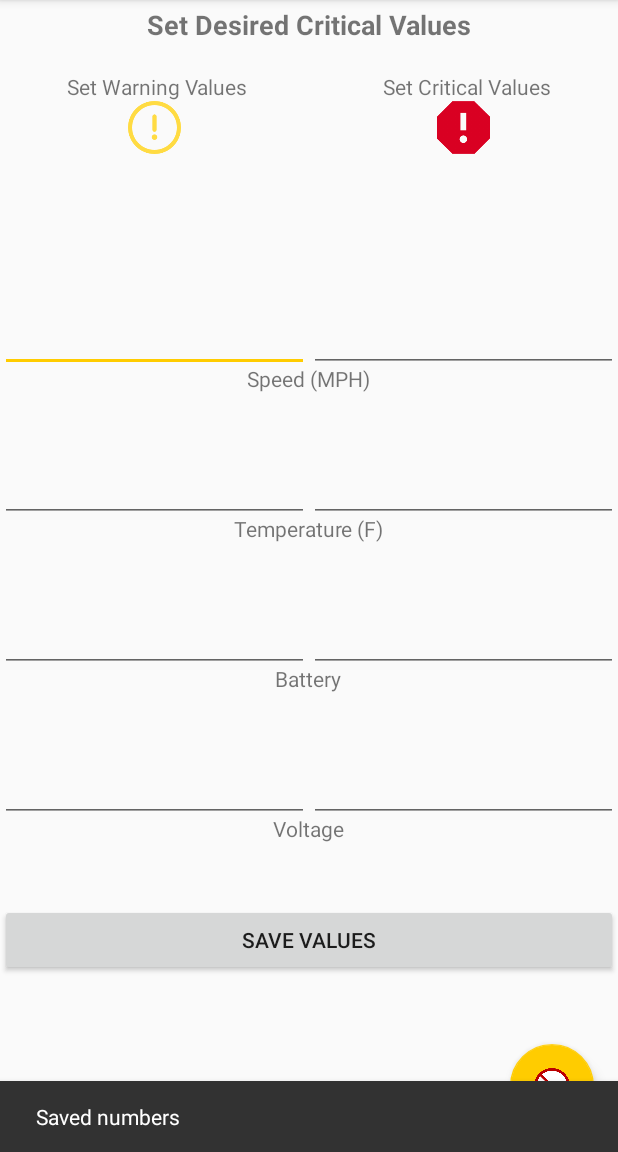
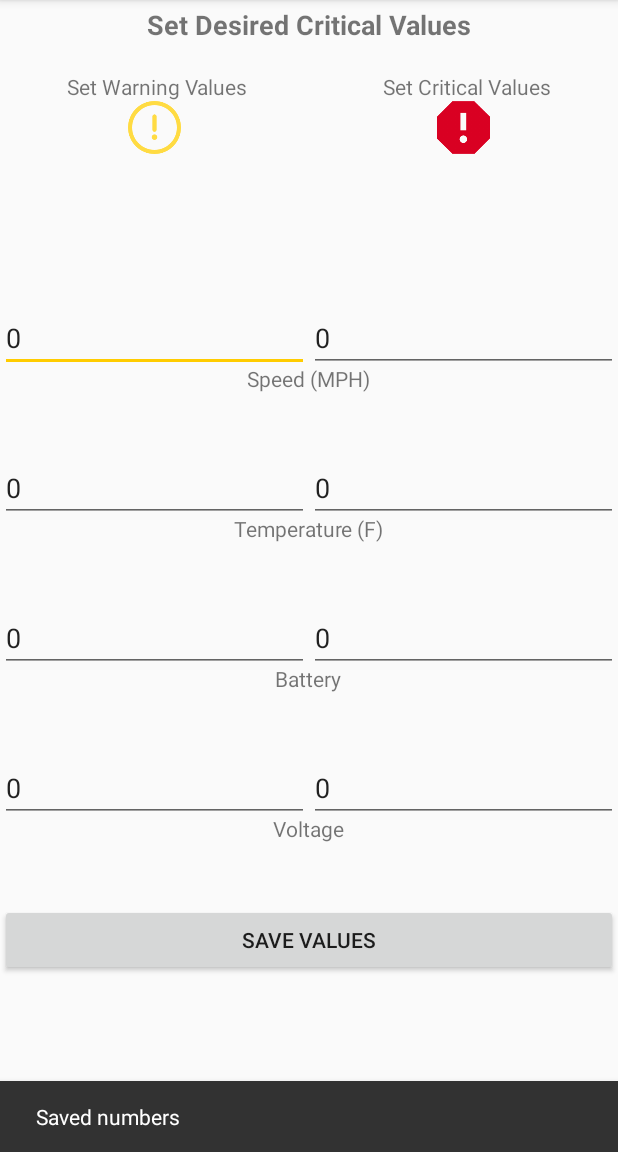
Before and after one commit to kathleenbaert/solardash, an Android app: the fragment CriticalValueFragment placed in its activity, after a tap on "SAVE VALUES", on a phone screen of 412 x 824 dp, the part 84-1236 px from its top. Run offline under Robolectric (Android 15) with nearby library versions, the phone set to English and light mode, and no system bars.

Commit message:
made critical values persistent

```diff
--- a/app/src/main/java/com/example/kathleenbaert/myapplication/BatteryFragment.java
+++ b/app/src/main/java/com/example/kathleenbaert/myapplication/BatteryFragment.java
@@ -25,7 +25,15 @@ public class BatteryFragment extends Fragment {
 
     View myView;
     Handler mHandler;
-    int b1 = 0, b2 = 0, b3 = 0, b4 = 0, b5 = 0, b6 = 0;
+    static CriticalValues cv = new CriticalValues();
+    int b1 = 0;
+    int b2 = 0;
+    int b3 = 0;
+    int b4 = 0;
+    int b5 = 0;
+    int b6 = 0;
+    static int warning;
+    static int critical;
     @Nullable
     @Override
     public View onCreateView(LayoutInflater inflater, @Nullable ViewGroup container, Bundle savedInstanceState) {
@@ -84,5 +92,13 @@ public class BatteryFragment extends Fragment {
 
     };
 
+    public static void generateImages(){
+        warning = cv.getBatteryWarning();
+        critical = cv.getBatteryCritical();
+
+
+
+    }
+
 
 }
--- a/app/src/main/java/com/example/kathleenbaert/myapplication/CriticalValueFragment.java
+++ b/app/src/main/java/com/example/kathleenbaert/myapplication/CriticalValueFragment.java
@@ -3,7 +3,9 @@ package com.example.kathleenbaert.myapplication;
 import android.app.AlertDialog;
 import android.app.Fragment;
 import android.content.Context;
+import android.content.SharedPreferences;
 import android.os.Bundle;
+import android.preference.PreferenceManager;
 import android.support.annotation.Nullable;
 import android.support.design.widget.Snackbar;
 import android.support.v4.widget.DrawerLayout;
@@ -22,6 +24,8 @@ import android.widget.TextView;
 public class CriticalValueFragment extends Fragment {
     private final String TAG = "CriticalValueFragment";
     View myView;
+    EditText editText;
+    Context context;
     CriticalValues cv = new CriticalValues();
 
     private DrawerLayout drawerLayout;
@@ -30,6 +34,8 @@ public class CriticalValueFragment extends Fragment {
     @Override
     public View onCreateView(LayoutInflater inflater, @Nullable ViewGroup container, Bundle savedInstanceState) {
         myView = inflater.inflate( R.layout.critical_values_dash, container, false );
+        context = myView.getContext();
+        loadSavedPreferences();
         textViews();
         return myView;
 
@@ -41,25 +47,82 @@ public class CriticalValueFragment extends Fragment {
 
     }
 
+    private void savePreferences(String key, String value) {
+        SharedPreferences sharedPreferences = PreferenceManager.getDefaultSharedPreferences( context );
+        SharedPreferences.Editor editor = sharedPreferences.edit();
+        editor.putString( key, value );
+        editor.commit();
+    }
+
+    private void loadSavedPreferences() {
+        SharedPreferences sharedPreferences = PreferenceManager.getDefaultSharedPreferences( context );
+        editText = myView.findViewById( R.id.speed_warning );
+        String value = sharedPreferences.getString( "speedWarning", "0" );
+        editText.setText( value );
+
+        editText = myView.findViewById( R.id.speed_critical );
+        value = sharedPreferences.getString( "speedCritical", "0" );
+        editText.setText( value );
+
+        editText = myView.findViewById( R.id.temp_warning );
+        value = sharedPreferences.getString( "tempWarning", "0" );
+        editText.setText( value );
+
+        editText = myView.findViewById( R.id.temp_critical );
+        value = sharedPreferences.getString( "tempCritical", "0" );
+        editText.setText( value );
+
+        editText = myView.findViewById( R.id.battery_warning );
+        value = sharedPreferences.getString( "batteryWarning", "0" );
+        editText.setText( value );
+
+        editText = myView.findViewById( R.id.battery_critical );
+        value = sharedPreferences.getString( "batteryCritical", "0" );
+        editText.setText( value );
+
+        editText = myView.findViewById( R.id.voltage_warning );
+        value = sharedPreferences.getString( "voltageWarning", "0" );
+        editText.setText( value );
+
+        editText = myView.findViewById( R.id.voltage_critical );
+        value = sharedPreferences.getString( "voltageCritical", "0" );
+        editText.setText( value );
+    }
+
 
     private Button.OnClickListener get_edit_view_button_listener = new Button.OnClickListener() {
         public void onClick(View v) {
-            EditText editText = myView.findViewById( R.id.speed_warning );
-            cv.setSpeedWarning(Integer.parseInt(editText.getText().toString()));
+            editText = myView.findViewById( R.id.speed_warning );
+            cv.setSpeedWarning( Integer.parseInt( editText.getText().toString() ) );
+            savePreferences( "speedWarning", editText.getText().toString() );
+
             editText = myView.findViewById( R.id.speed_critical );
-            cv.setSpeedCritical(Integer.parseInt(editText.getText().toString()));
+            cv.setSpeedCritical( Integer.parseInt( editText.getText().toString() ) );
+            savePreferences( "speedCritical", editText.getText().toString() );
+
             editText = myView.findViewById( R.id.temp_warning );
-            cv.setTempWarning(Integer.parseInt(editText.getText().toString()));
+            cv.setTempWarning( Integer.parseInt( editText.getText().toString() ) );
+            savePreferences( "tempWarning", editText.getText().toString() );
+
             editText = myView.findViewById( R.id.temp_critical );
-            cv.setTempCritical(Integer.parseInt(editText.getText().toString()));
+            cv.setTempCritical( Integer.parseInt( editText.getText().toString() ) );
+            savePreferences( "tempCritical", editText.getText().toString() );
+
             editText = myView.findViewById( R.id.battery_warning );
-            cv.setBatteryWarning(Integer.parseInt(editText.getText().toString()));
+            cv.setBatteryWarning( Integer.parseInt( editText.getText().toString() ) );
+            savePreferences( "batteryWarning", editText.getText().toString() );
+
             editText = myView.findViewById( R.id.battery_critical );
-            cv.setBatteryCritical(Integer.parseInt(editText.getText().toString()));
+            cv.setBatteryCritical( Integer.parseInt( editText.getText().toString() ) );
+            savePreferences( "batteryCritical", editText.getText().toString() );
+
             editText = myView.findViewById( R.id.voltage_warning );
-            cv.setVoltageWarning(Integer.parseInt(editText.getText().toString()));
+            cv.setVoltageWarning( Integer.parseInt( editText.getText().toString() ) );
+            savePreferences( "voltageWarning", editText.getText().toString() );
+
             editText = myView.findViewById( R.id.voltage_critical );
-            cv.setVoltageCritical(Integer.parseInt(editText.getText().toString()));
+            cv.setVoltageCritical( Integer.parseInt( editText.getText().toString() ) );
+            savePreferences( "voltageCritical", editText.getText().toString() );
 
             //works!
             //System.out.println(cv.toString());
--- a/app/src/main/java/com/example/kathleenbaert/myapplication/MainActivity.java
+++ b/app/src/main/java/com/example/kathleenbaert/myapplication/MainActivity.java
@@ -32,7 +32,7 @@ public class MainActivity extends AppCompatActivity
         setContentView( R.layout.activity_main );
         Toolbar toolbar = (Toolbar) findViewById( R.id.toolbar );
         setSupportActionBar( toolbar );
-
+/*
         FloatingActionButton fab = (FloatingActionButton) findViewById( R.id.fab );
         fab.setOnClickListener( new View.OnClickListener() {
             @Override
@@ -41,6 +41,7 @@ public class MainActivity extends AppCompatActivity
                         .setAction( "Action", null ).show();
             }
         } );
+        */
 
         DrawerLayout drawer = (DrawerLayout) findViewById( R.id.drawer_layout );
         ActionBarDrawerToggle toggle = new ActionBarDrawerToggle(
--- a/app/src/main/res/layout/activity_main.xml
+++ b/app/src/main/res/layout/activity_main.xml
@@ -17,6 +17,7 @@
         android:id="@+id/content_frame"
         android:layout_width="match_parent"
         android:layout_height="match_parent">
+
     </FrameLayout>
     <android.support.design.widget.NavigationView
         android:id="@+id/nav_view"
--- a/app/src/main/res/layout/app_bar_main.xml
+++ b/app/src/main/res/layout/app_bar_main.xml
@@ -21,7 +21,7 @@
     </android.support.design.widget.AppBarLayout>
 
     <include layout="@layout/content_main" />
-
+<!---
     <android.support.design.widget.FloatingActionButton
         android:id="@+id/fab"
         android:layout_width="wrap_content"
@@ -29,5 +29,6 @@
         android:layout_gravity="bottom|end"
         android:layout_margin="@dimen/fab_margin"
         app:srcCompat="@drawable/stop" />
+        -->
 
 </android.support.design.widget.CoordinatorLayout>
```
